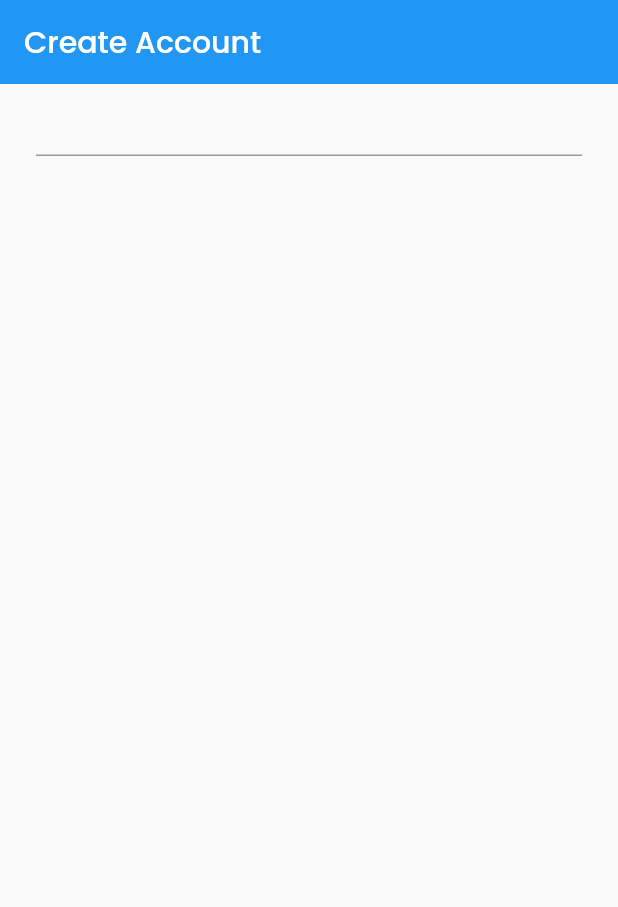
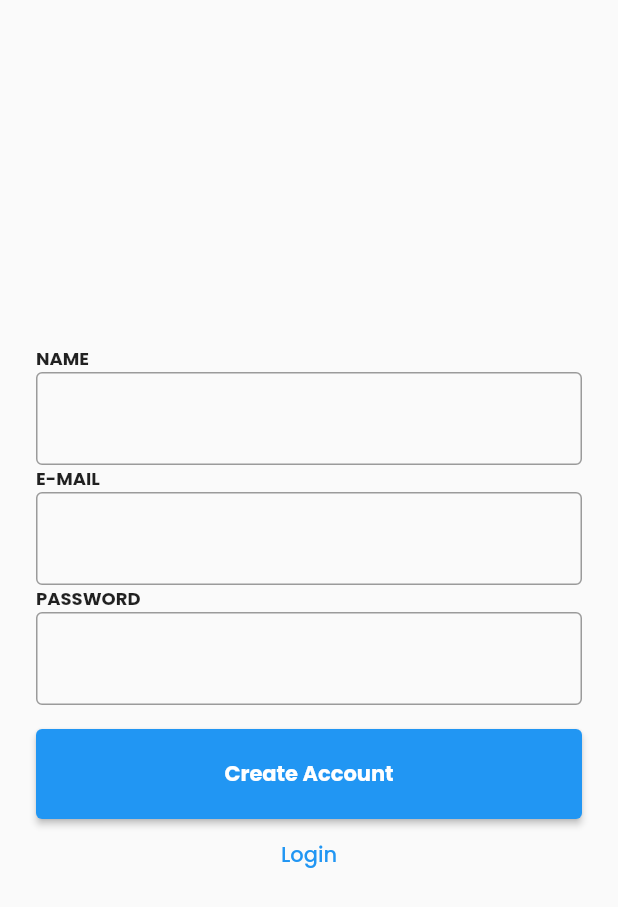
Before and after one commit to Bhaswanth-Isani/medicine_reminder_app, a Flutter app: the screen it shows after launch, on a phone screen of 412 x 824 dp. Shown: the top 907 px of the screen. Run offline on Flutter 3.47's test engine with Material 2 defaults, Android fonts, the phone set to English and light mode, and no system bars; our stand-ins replace auto_route, dio, feather_icons, flutter_hooks, freezed_annotation, google_fonts and 3 more; accounts and stored records are empty; generated files the repository leaves out were written again.

Commit message:
Implemented CreateAccountPage fully

```diff
--- a/lib/auth/presentation/create_account_page.dart
+++ b/lib/auth/presentation/create_account_page.dart
@@ -1,24 +1,113 @@
-import 'dart:developer';
-
+import 'package:auto_route/auto_route.dart';
 import 'package:flutter/material.dart';
+import 'package:flutter_hooks/flutter_hooks.dart';
 import 'package:hooks_riverpod/hooks_riverpod.dart';
 import 'package:medicine_reminder_app/auth/application/auth_repository.dart';
+import 'package:medicine_reminder_app/core/presentation/router.dart';
 
-class CreateAccountPage extends ConsumerWidget {
+class CreateAccountPage extends HookConsumerWidget {
   const CreateAccountPage({super.key});
 
   @override
   Widget build(BuildContext context, WidgetRef ref) {
+    final nameController = useTextEditingController();
+    final emailController = useTextEditingController();
+    final passwordController = useTextEditingController();
+    final isLoading = ref.watch(authRepositoryProvider).isLoading;
+
+    final formKey = GlobalKey<FormState>();
+
+    ref.listen(authRepositoryProvider, (previous, next) {
+      if (next.error != null) {
+        ScaffoldMessenger.of(context).showSnackBar(
+          SnackBar(
+            content: Text(next.error.toString()),
+            behavior: SnackBarBehavior.floating,
+            backgroundColor: Theme.of(context).errorColor,
+          ),
+        );
+      } else if (next.user != null) {
+        nameController.clear();
+        emailController.clear();
+        passwordController.clear();
+
+        context.replaceRoute(const MedicineRoute());
+      }
+    });
+
     return Scaffold(
-      appBar: AppBar(
-        title: const Text('Create Account'),
-      ),
       body: Padding(
         padding: const EdgeInsets.symmetric(horizontal: 24),
         child: Form(
+          key: formKey,
           child: Column(
-            children: const [
-              CustomTextField(),
+            mainAxisAlignment: MainAxisAlignment.center,
+            children: [
+              CustomTextField(
+                isLoading: isLoading,
+                label: 'NAME',
+                controller: nameController,
+                validator: (value) {
+                  if (value == null || value.length < 3) {
+                    return 'Enter a valid name';
+                  }
+                  return null;
+                },
+              ),
+              CustomTextField(
+                isLoading: isLoading,
+                label: 'E-MAIL',
+                controller: emailController,
+                validator: (value) {
+                  if (value == null ||
+                      !RegExp(r"^[a-zA-Z\d.a-zA-Z!#$%&'*+-/=?^_`{|}~]+@[a-zA-Z\d]+\.[a-zA-Z]+")
+                          .hasMatch(value)) {
+                    return 'Enter a valid E-Mail';
+                  }
+                  return null;
+                },
+              ),
+              CustomTextField(
+                isLoading: isLoading,
+                label: 'PASSWORD',
+                controller: passwordController,
+                validator: (value) {
+                  if (value == null || value.length < 6) {
+                    return 'Password should have more than 6 characters';
+                  }
+                  return null;
+                },
+              ),
+              const SizedBox(height: 16),
+              SizedBox(
+                width: double.infinity,
+                height: 60,
+                child: ElevatedButton(
+                  onPressed: isLoading
+                      ? null
+                      : () {
+                          if (formKey.currentState?.validate() ?? false) {
+                            ref
+                                .read(authRepositoryProvider.notifier)
+                                .createAccountUsingEmailAndPassword(
+                                  email: emailController.text,
+                                  password: passwordController.text,
+                                  name: nameController.text,
+                                );
+                          }
+                        },
+                  child: isLoading
+                      ? const CircularProgressIndicator()
+                      : const Text(
+                          'Create Account',
+                          style: TextStyle(fontWeight: FontWeight.bold),
+                        ),
+                ),
+              ),
+              TextButton(
+                onPressed: () => context.replaceRoute(const LoginRoute()),
+                child: const Text('Login'),
+              )
             ],
           ),
         ),
@@ -28,12 +117,42 @@ class CreateAccountPage extends ConsumerWidget {
 }
 
 class CustomTextField extends StatelessWidget {
-  const CustomTextField({super.key});
+  const CustomTextField({
+    super.key,
+    required this.label,
+    required this.controller,
+    required this.validator,
+    required this.isLoading,
+  });
+
+  final String label;
+  final TextEditingController controller;
+  final String? Function(String?)? validator;
+  final bool isLoading;
 
   @override
   Widget build(BuildContext context) {
-    return TextFormField(
-
+    return Column(
+      crossAxisAlignment: CrossAxisAlignment.start,
+      children: [
+        Text(
+          label,
+          style: const TextStyle(
+            fontWeight: FontWeight.bold,
+            fontSize: 12,
+          ),
+        ),
+        TextFormField(
+          enabled: !isLoading,
+          validator: validator,
+          controller: controller,
+          // ignore: avoid_bool_literals_in_conditional_expressions
+          obscureText: label == 'PASSWORD' ? true : false,
+          decoration: const InputDecoration(
+            border: OutlineInputBorder(),
+          ),
+        ),
+      ],
     );
   }
 }
```
Also changed, not shown: lib/medicine/presentation/medicine.dart (+16 -2 lines).
